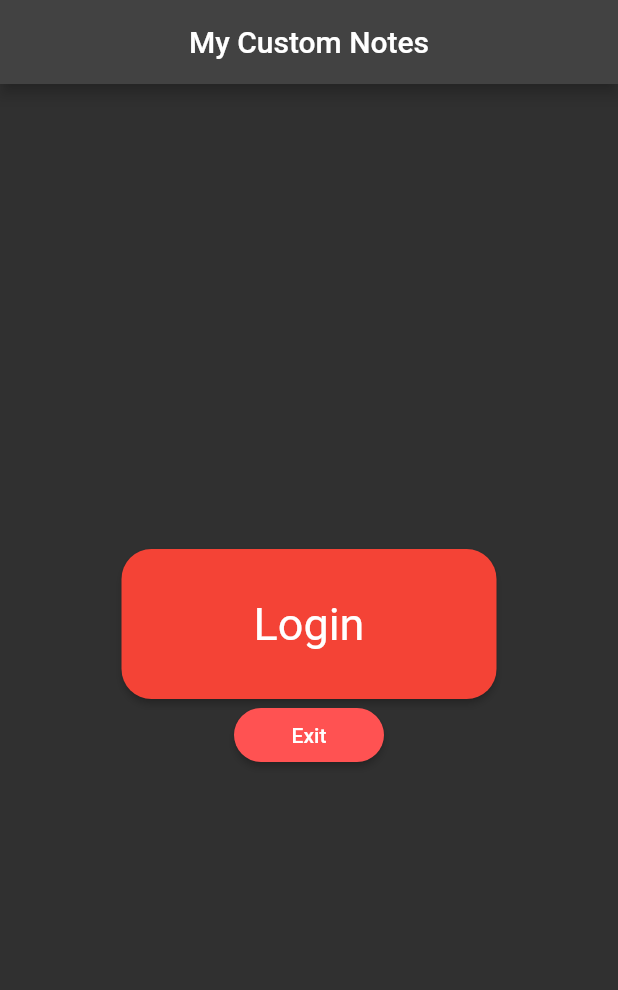
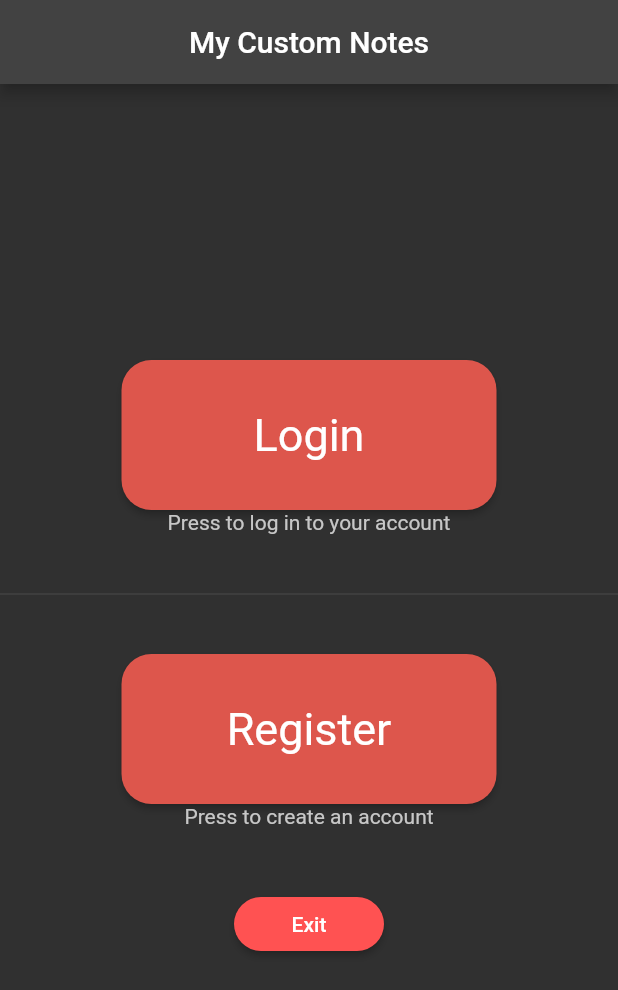
Before and after one commit to nicolas-ferrada/mycustomnotes_website, a Flutter app: the screen it shows after launch, on a phone screen of 412 x 824 dp. Shown: the top 990 px of the screen. Run offline on Flutter 3.47's test engine with Material 2 defaults, Android fonts, the phone set to English and light mode, and no system bars.

Commit message:
small color changes

```diff
--- a/lib/UI/pages/main_page.dart
+++ b/lib/UI/pages/main_page.dart
@@ -14,10 +14,11 @@ class MainPage extends StatelessWidget {
         child: Column(
           mainAxisAlignment: MainAxisAlignment.center,
           children: [
+            //Login button
             ElevatedButton(
               style: ElevatedButton.styleFrom(
                 textStyle: const TextStyle(fontSize: 30),
-                backgroundColor: Colors.red,
+                backgroundColor: const Color.fromARGB(255, 221, 86, 76),
                 minimumSize: const Size(250, 100),
                 shape: RoundedRectangleBorder(
                   borderRadius: BorderRadius.circular(20),
@@ -27,6 +28,33 @@ class MainPage extends StatelessWidget {
               onPressed: () {},
               child: const Text('Login'),
             ),
+            const Text(
+              'Press to log in to your account',
+              style: TextStyle(color: Color.fromARGB(255, 199, 199, 199)),
+            ),
+            const Divider(height: 80),
+            //Register button
+            ElevatedButton(
+              style: ElevatedButton.styleFrom(
+                textStyle: const TextStyle(fontSize: 30),
+                backgroundColor: const Color.fromARGB(255, 221, 86, 76),
+                minimumSize: const Size(250, 100),
+                shape: RoundedRectangleBorder(
+                  borderRadius: BorderRadius.circular(20),
+                ),
+                padding: const EdgeInsets.all(10),
+              ),
+              onPressed: () {},
+              child: const Text('Register'),
+            ),
+            const Text(
+              'Press to create an account',
+              style: TextStyle(
+                color: Color.fromARGB(255, 199, 199, 199),
+              ),
+            ),
+            //Exit button
+            const Padding(padding: EdgeInsets.all(20)),
             ElevatedButton(
               style: ElevatedButton.styleFrom(
                   backgroundColor: Colors.redAccent,
```
